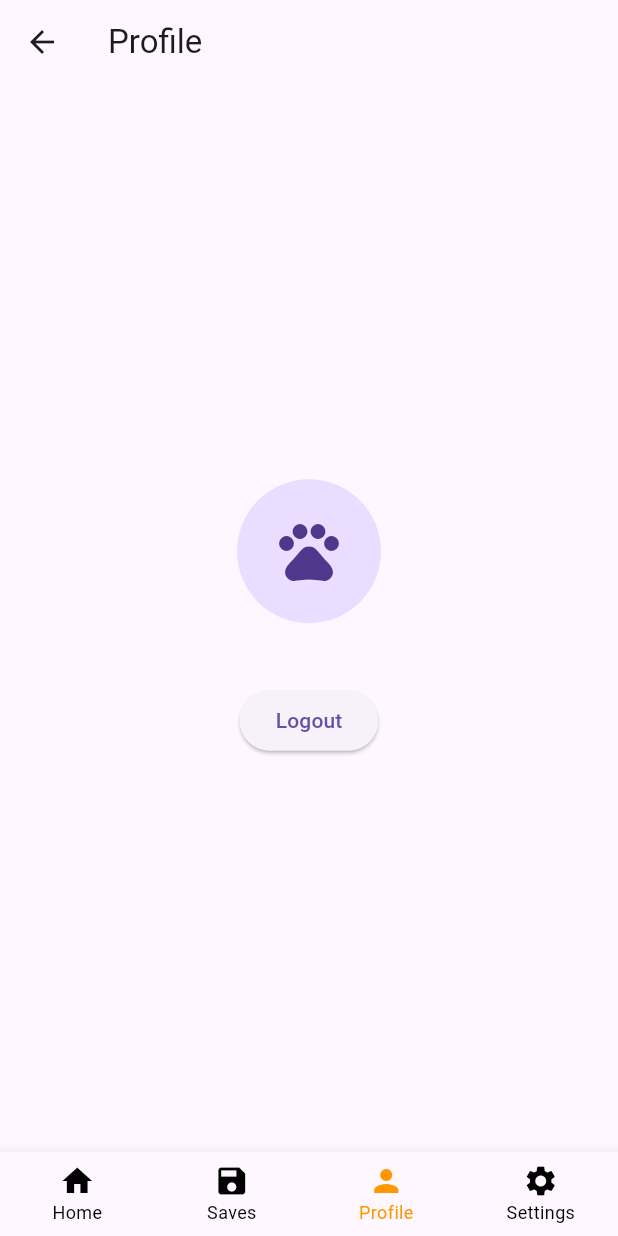
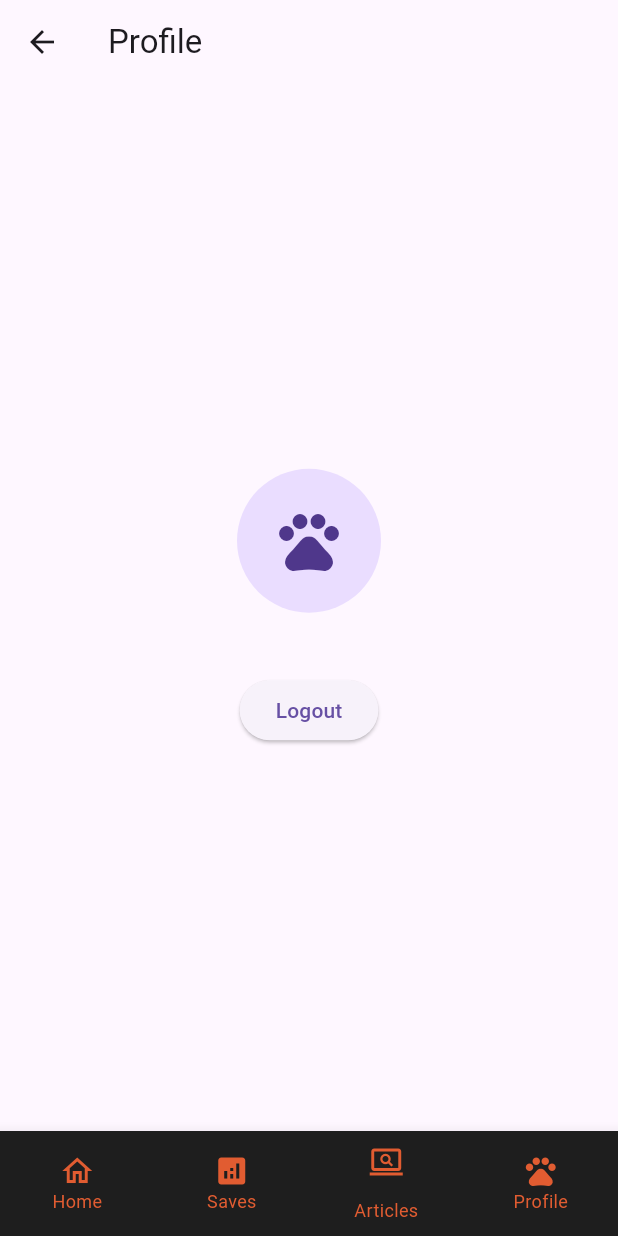
Before and after one commit to iowiii/furbe_, a Flutter app: the MainView screen opened by its route, item 3 of the bottom bar chosen, on a phone screen of 412 x 824 dp. Run offline on Flutter 3.47's test engine with Material 3 defaults, Android fonts, the phone set to English and light mode, and no system bars; our stand-ins replace camera, firebase_auth, firebase_core, firebase_database, fl_chart, get; missing offline and left inert: google_mlkit_image_labeling; accounts and stored records are empty.

Commit message:
Bottom Nav Design

```diff
--- a/lib/widgets/bottom_nav_bar.dart
+++ b/lib/widgets/bottom_nav_bar.dart
@@ -8,22 +8,45 @@ class BottomNavBar extends StatelessWidget {
   @override
   Widget build(BuildContext context) {
     final c = Get.find<MainController>();
+
     return Obx(
-          () => BottomNavigationBar(
+          () => SizedBox(
+        height: 70,
+        child: BottomNavigationBar(
+          backgroundColor: Color(0xFF1E1E1E),
           type: BottomNavigationBarType.fixed,
           currentIndex: c.currentIndex.value,
           onTap: (i) => c.changePage(i),
-        selectedItemColor: Colors.orange,
-        unselectedItemColor: Colors.black,
+          selectedItemColor: const Color(0xFFE15C31),
+          unselectedItemColor: const Color(0xFFE15C31),
           selectedLabelStyle: const TextStyle(fontSize: 12),
           unselectedLabelStyle: const TextStyle(fontSize: 12),
-        items: const [
-          BottomNavigationBarItem(icon: Icon(Icons.home), label: 'Home'),
-          BottomNavigationBarItem(icon: Icon(Icons.save), label: 'Saves'),
-          BottomNavigationBarItem(icon: Icon(Icons.person), label: 'Profile'),
-          BottomNavigationBarItem(icon: Icon(Icons.settings), label: 'Settings'),
+
+          items: [
+            _buildNavItem(Icons.home_outlined, "Home", 0, c),
+            _buildNavItem(Icons.analytics, "Saves", 1, c),
+            _buildNavItem(Icons.screen_search_desktop_outlined, "Articles", 2, c),
+            _buildNavItem(Icons.pets, "Profile", 3, c),
           ],
+        ),
       ),
     );
   }
+
+  /// Helper to build nav items with "jump up" animation
+  BottomNavigationBarItem _buildNavItem(
+      IconData icon, String label, int index, MainController c) {
+    return BottomNavigationBarItem(
+      icon: Obx(() {
+        final isSelected = c.currentIndex.value == index;
+        return AnimatedContainer(
+          duration: const Duration(milliseconds: 250),
+          curve: Curves.easeOut,
+          margin: EdgeInsets.only(bottom: isSelected ? 12 : 0),
+          child: Icon(icon),
+        );
+      }),
+      label: label,
+    );
   }
+}
```
Also changed, not shown: pubspec.lock. Lines whose indentation alone changed are shown as unchanged.
